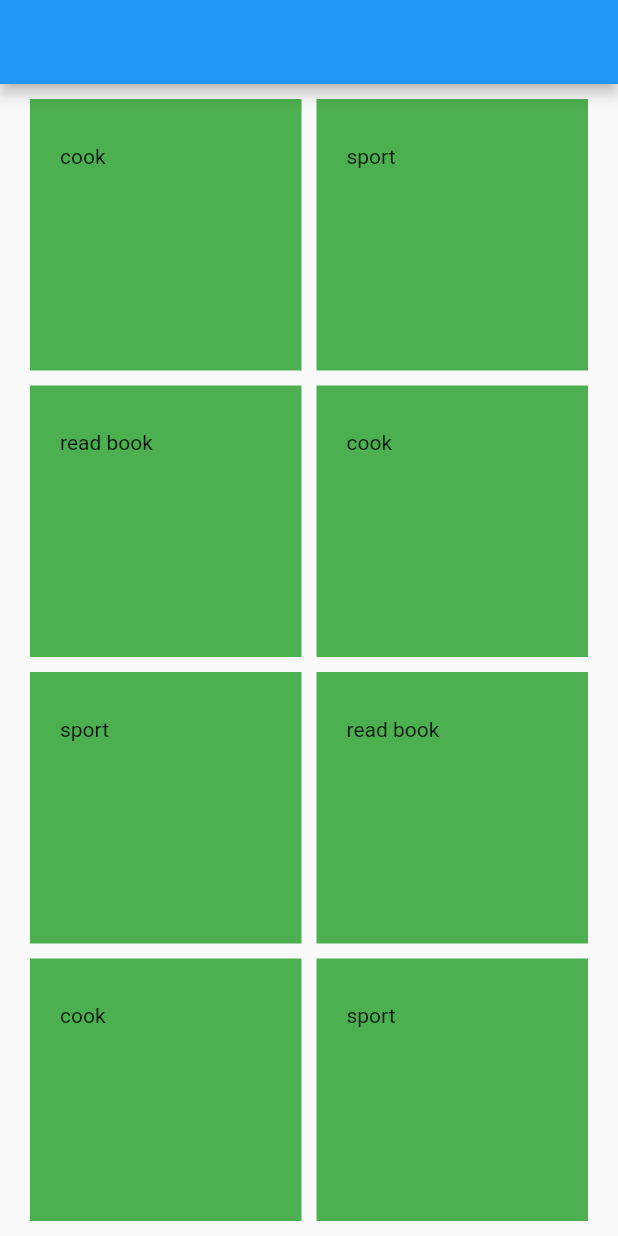
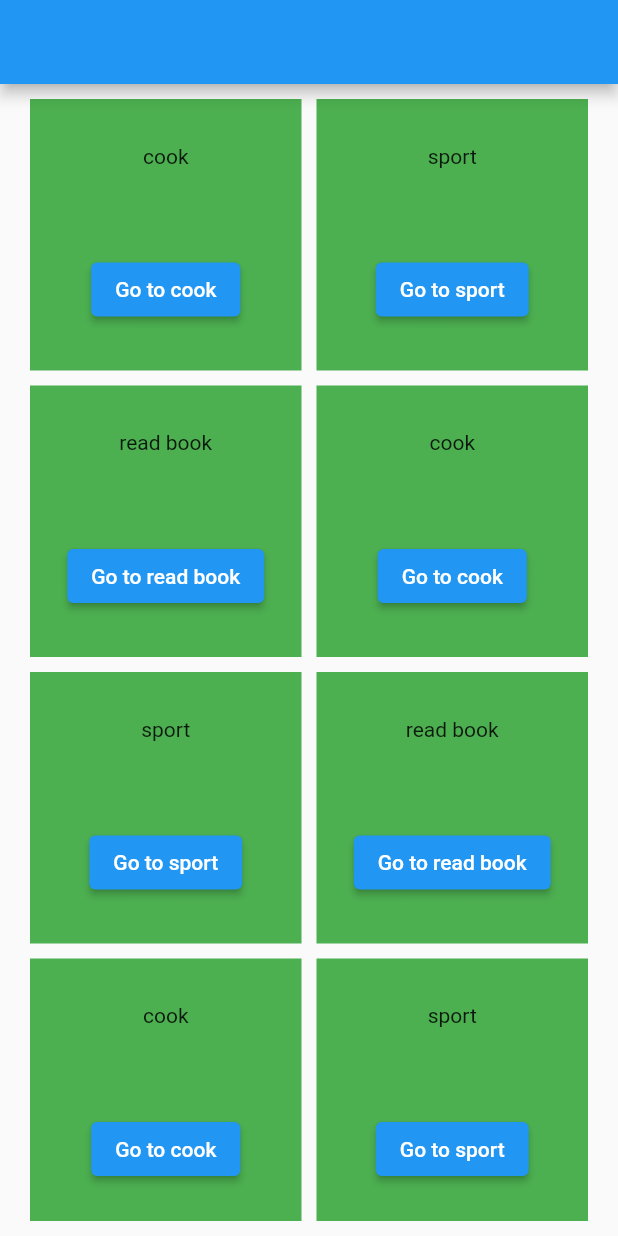
Before and after one commit to messabih-khalil/flutter, a Flutter app: the screen it shows after launch, on a phone screen of 412 x 824 dp. Run offline on Flutter 3.47's test engine with Material 2 defaults, Android fonts, the phone set to English and light mode, and no system bars.

```diff
--- a/lib/test.dart
+++ b/lib/test.dart
@@ -1,4 +1,6 @@
 import 'package:flutter/material.dart';
+
+import 'package:flutterapp/routes/cardPage.dart';
 
 class TestStatefull extends StatefulWidget {
   @override
@@ -44,7 +46,20 @@ class TestState extends State<TestStatefull> {
                   width: double.infinity,
                   padding: EdgeInsets.symmetric(vertical: 30, horizontal: 20),
                   color: Colors.green,
-                  child: Text("${tasks[i]}"),
+                  child: Column(
+                    mainAxisAlignment: MainAxisAlignment.spaceBetween,
+                    children: [
+                      Text("${tasks[i]}"),
+                      ElevatedButton(
+                          onPressed: () {
+                            Navigator.push(
+                                context,
+                                MaterialPageRoute(
+                                    builder: (context) => CardPage()));
+                          },
+                          child: Text("Go to ${tasks[i]}"))
+                    ],
+                  ),
                 );
               }),
         ));
```
Also changed, not shown: lib/routes/cardPage.dart (added, +18 -0 lines).
